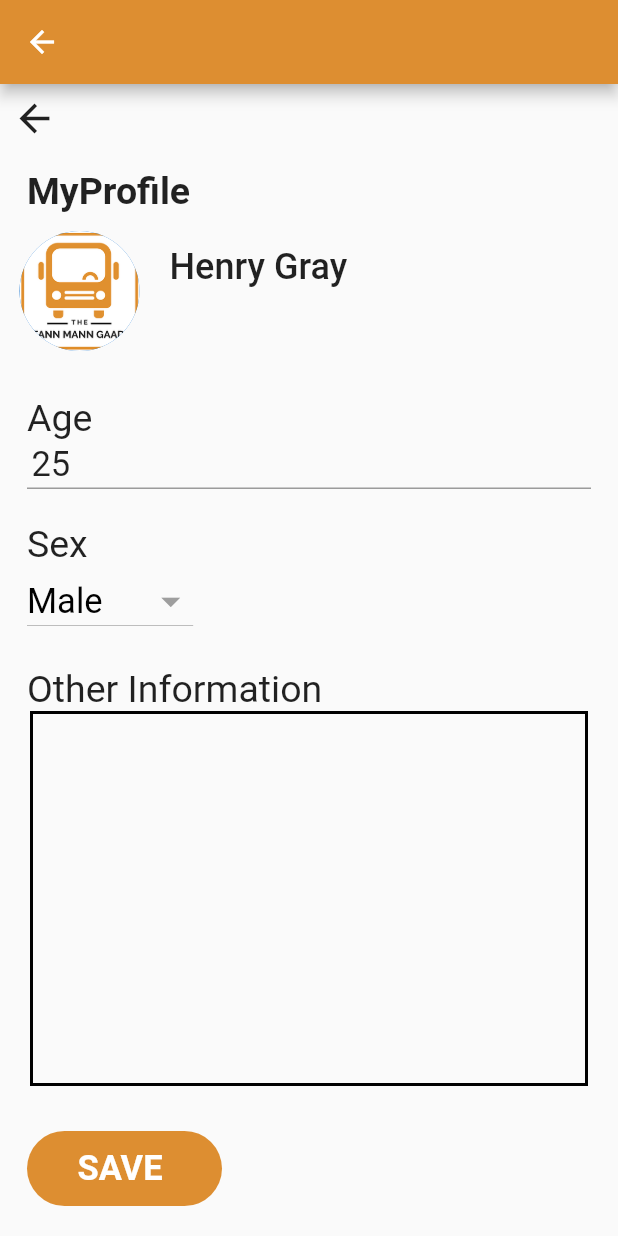
After one commit to sameeranand12/ttmf-app, a Flutter app: the EditMyProfile screen opened directly, on a phone screen of 412 x 824 dp. The commit adds this screen. Run offline on Flutter 3.47's test engine with Material 2 defaults, Android fonts, the phone set to English and light mode, and no system bars.

Commit message:
Profile Screen Design Completed

```diff
--- a/FirstPage.dart
+++ b/FirstPage.dart
@@ -1,7 +1,8 @@
 import 'package:flutter/material.dart';
-import 'package:ttmg/SecondPage.dart';
 
 import 'ThirdPage.dart';
+import 'SecondPage.dart';
+import 'Fourth_Page.dart';
 
 void main() {
   runApp(MyApp());
--- a/lib/homepage.dart
+++ b/lib/homepage.dart
@@ -13,8 +13,7 @@ class HomePage extends StatefulWidget {
 class _HomePageState extends State<HomePage> {
   @override
   Widget build(BuildContext context) {
-    return Material(
-       child: SingleChildScrollView(
+    return  SingleChildScrollView(
          child: Column(
            mainAxisAlignment: MainAxisAlignment.spaceAround,
            // crossAxisAlignment: CrossAxisAlignment.stretch,
@@ -137,7 +136,7 @@ class _HomePageState extends State<HomePage> {
              ),
            ],
          ),
-       ),
+
     );
   }
 }
--- /dev/null
+++ b/lib/profilescreen/screen/edit_my_profile.dart
@@ -0,0 +1,207 @@
+import 'package:flutter/cupertino.dart';
+import 'package:flutter/material.dart';
+
+class EditMyProfile extends StatefulWidget {
+  const EditMyProfile({Key? key}) : super(key: key);
+
+  @override
+  _EditMyProfileState createState() => _EditMyProfileState();
+}
+
+class _EditMyProfileState extends State<EditMyProfile> {
+  var _chosenvalue;
+  var age;
+  var _ageEditingController = new TextEditingController();
+  @override
+  void initState() {
+    _chosenvalue = 'Male';
+    age = '25';
+    _ageEditingController.text = age.toString();
+    super.initState();
+  }
+
+  @override
+  Widget build(BuildContext context) {
+    return Scaffold(
+      appBar: AppBar(
+        backgroundColor: Color(0xffDD8E31),
+      ),
+      body: SingleChildScrollView(
+        child: Container(
+          padding: EdgeInsets.all(8),
+          child: Column(
+            crossAxisAlignment: CrossAxisAlignment.start,
+            children: [
+              Container(
+                padding: EdgeInsets.only(left: 0, right: 0, bottom: 5, top: 0),
+                child: InkWell(
+                    child: Icon(
+                      Icons.arrow_back,
+                      size: 30,
+                    ),
+                    onTap: () {
+                      Navigator.pop(context);
+                    }),
+              ),
+              SizedBox(
+                height: 12,
+              ),
+              Container(
+                padding: EdgeInsets.symmetric(horizontal: 10, vertical: 2),
+                child: Text(
+                  "MyProfile",
+                  style: TextStyle(fontWeight: FontWeight.bold, fontSize: 25),
+                ),
+              ),
+              Container(
+                padding: EdgeInsets.symmetric(vertical: 10, horizontal: 5),
+                child: Row(
+                  crossAxisAlignment: CrossAxisAlignment.start,
+                  children: <Widget>[
+                    CircleAvatar(
+                      radius: 40,
+                      backgroundImage: AssetImage('assets/images/image1.png'),
+                    ),
+                    Container(
+                      padding:
+                          EdgeInsets.symmetric(vertical: 10, horizontal: 20),
+                      child: Text(
+                        "Henry Gray",
+                        style: TextStyle(
+                          fontSize: 24,
+                          fontWeight: FontWeight.w500,
+                        ),
+                      ),
+                    ),
+                  ],
+                ),
+              ),
+              SizedBox(
+                height: 18,
+              ),
+              Container(
+                padding: EdgeInsets.symmetric(horizontal: 10, vertical: 2),
+                child: Column(
+                  crossAxisAlignment: CrossAxisAlignment.start,
+                  children: [
+                    Text(
+                      "Age",
+                      style: TextStyle(fontSize: 25),
+                    ),
+                    TextField(
+                      style: TextStyle(
+                        fontSize: 23
+                      ),
+                      decoration: InputDecoration(
+                        focusedBorder: UnderlineInputBorder(
+                          borderSide: BorderSide(width: 2, color: Color(0xffDD8E31)),
+                        ),
+                        contentPadding: EdgeInsets.all(3.0),
+                        isDense: true,
+                      ),
+                      controller: _ageEditingController,
+                    ),
+                  ],
+                ),
+              ),
+              SizedBox(
+                height: 18,
+              ),
+              Container(
+                padding: EdgeInsets.symmetric(horizontal: 10, vertical: 2),
+                child: Column(
+                  crossAxisAlignment: CrossAxisAlignment.start,
+                  children: [
+                    Text(
+                      "Sex",
+                      style: TextStyle(fontSize: 25),
+                    ),
+                    DropdownButton<String>(
+                      style: TextStyle(
+                        fontSize: 23,
+                        color: Colors.black,
+                      ),
+                      value: _chosenvalue,
+                      icon: Icon(Icons.arrow_drop_down),
+                      iconSize: 30,
+                      iconEnabledColor: Colors.grey,
+                      items: <String>['Male', 'Female ', 'Other']
+                          .map<DropdownMenuItem<String>>((String value) {
+                        return DropdownMenuItem<String>(
+                          value: value,
+                          child: Text(value),
+                        );
+                      }).toList(),
+                      onChanged: (value) {
+                        setState(() {
+                          _chosenvalue = value!;
+                        });
+                      },
+                    ),
+                  ],
+                ),
+              ),
+              SizedBox(
+                height: 18,
+              ),
+              Container(
+                padding: EdgeInsets.symmetric(horizontal: 10, vertical: 0),
+                child:
+                    Text("Other Information", style: TextStyle(fontSize: 25)),
+              ),
+              Container(
+                  padding: EdgeInsets.symmetric(horizontal: 12, vertical: 0),
+                  child: TextField(
+                    style: TextStyle(
+                      fontSize: 18
+                    ),
+                    decoration: InputDecoration(
+                        enabledBorder: OutlineInputBorder(
+                          borderSide: BorderSide(width: 2, color: Colors.black),
+                          borderRadius: BorderRadius.circular(0),
+                        ),
+                        focusedBorder: OutlineInputBorder(
+                          borderSide:
+                              BorderSide(width: 2, color: Color(0xffDD8E31)),
+                          borderRadius: BorderRadius.circular(0),
+                        )),
+                    maxLines: 10,
+                  )),
+              Container(
+                padding: EdgeInsets.symmetric(horizontal: 10, vertical: 0),
+                child: Container(
+
+                  height: 50,
+                  width: 130,
+                  decoration: BoxDecoration(
+                      color: Color(0xffDD8E31),
+                      borderRadius: BorderRadius.circular(47)),
+                  margin: EdgeInsets.only(top: 30),
+                  child: Row(
+                    mainAxisAlignment: MainAxisAlignment.center,
+                    children: [
+                      Center(
+                        child: Text(
+                          'SAVE',
+                          style: TextStyle(
+                            color: Colors.white,
+                            fontSize: 23,
+                            fontStyle: FontStyle.normal,
+                            fontWeight: FontWeight.w700,
+                          ),
+                        ),
+                      ),
+                      SizedBox(
+                        width: 6,
+                      ),
+                    ],
+                  ),
+                ),
+              ),
+            ],
+          ),
+        ),
+      ),
+    );
+  }
+}
```
Also changed, not shown: lib/login.dart (+13 -4 lines), lib/profilescreen/screen/my_profile.dart (added, +160 -0 lines), lib/profilescreen/screen/profile.dart (added, +116 -0 lines), lib/profilescreen/wediget/singleboxview.dart (added, +47 -0 lines).
